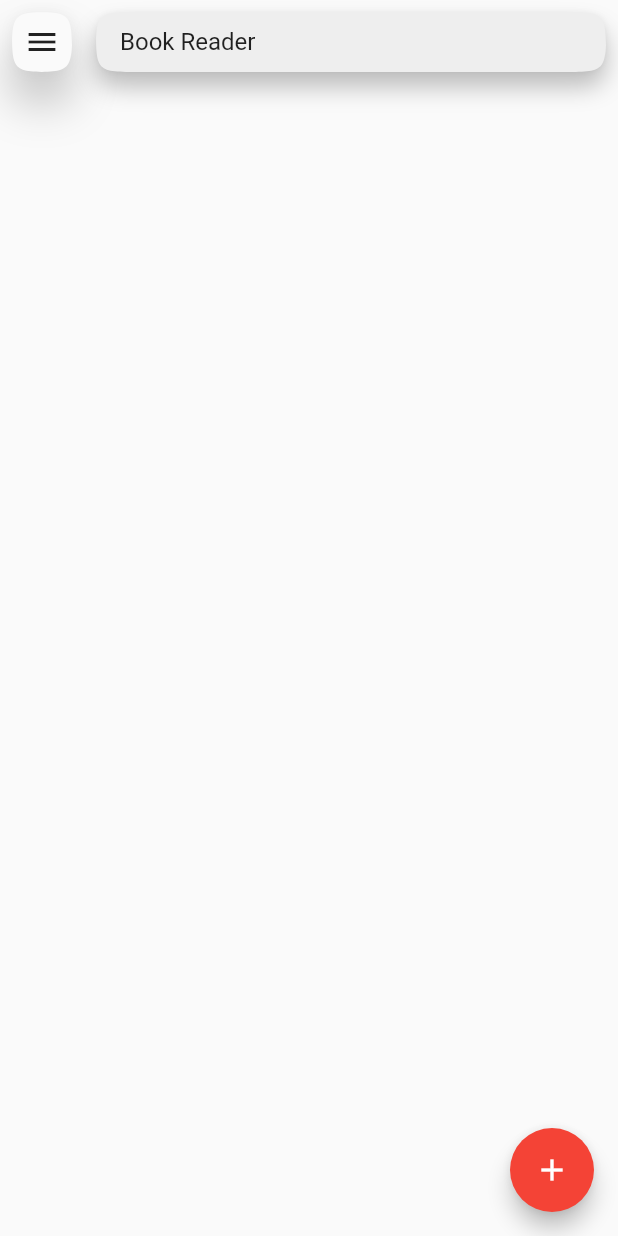
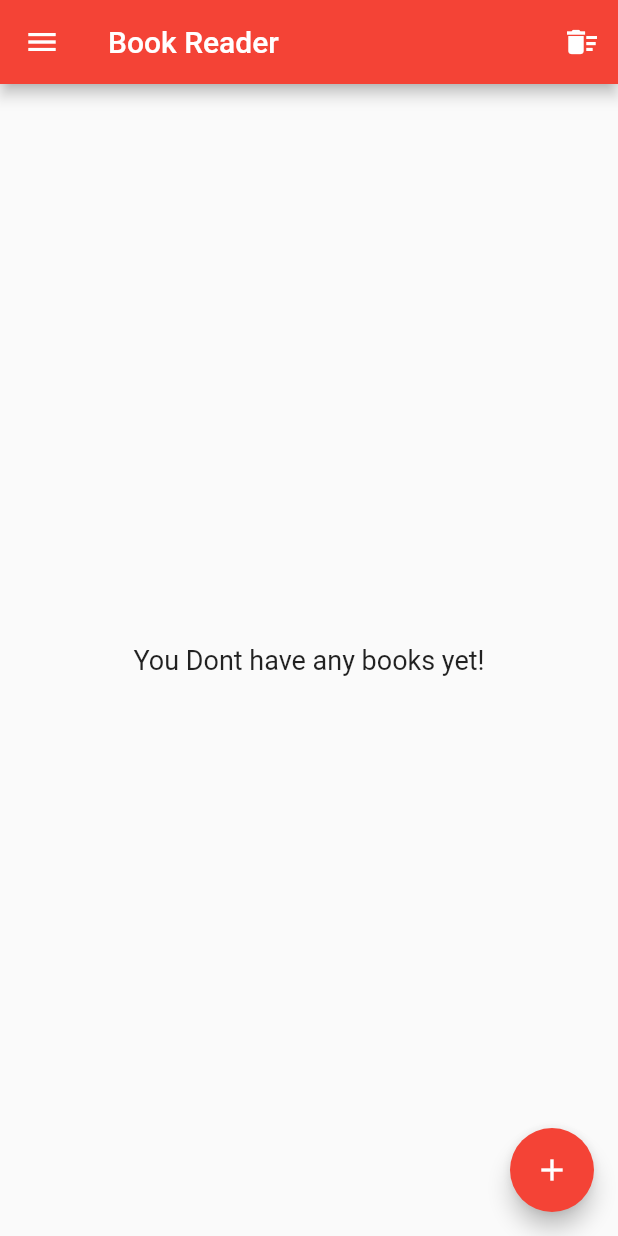
Before and after one commit to bar4488/BookTracker, a Flutter app: the screen it shows after launch, on a phone screen of 412 x 824 dp. Run offline on Flutter 3.47's test engine with Material 2 defaults, Android fonts, the phone set to English and light mode, and no system bars; our stand-ins replace image_picker, sqflite; accounts and stored records are empty.

Commit message:
different delete animation, changed app bar

```diff
--- a/lib/main.dart
+++ b/lib/main.dart
@@ -1,6 +1,5 @@
 import 'book_item.dart';
 import 'package:book_tracker/add_book_page.dart';
-import 'package:book_tracker/widgets/main_app_bar.dart';
 import 'package:book_tracker/books_bloc.dart';
 import 'models/book.dart';
 import 'package:flutter/material.dart';
@@ -44,16 +43,33 @@ class _MyHomePageState extends State<MyHomePage> {
     final bloc = Provider.of<BooksBloc>(context);
     EdgeInsets padding = MediaQuery.of(context).padding;
     return WillPopScope(
-      onWillPop: (){
-        if(currentlyDeleting){
+      onWillPop: () {
+        if (currentlyDeleting) {
           setState(() {
             currentlyDeleting = false;
           });
-          return Future<bool>(()=>false);
+          return Future<bool>(() => false);
         }
-        return Future<bool>(()=>true);
+        return Future<bool>(() => true);
       },
-          child: Scaffold(
+      child: Scaffold(
+        appBar: AppBar(
+          title: Text("Book Reader"),
+          actions: <Widget>[
+            IconButton(
+              icon: Icon(currentlyDeleting ? Icons.close : Icons.delete_sweep),
+              onPressed: () {
+                setState(() {
+                  currentlyDeleting = !currentlyDeleting;
+                });
+              },
+            ),
+          ],
+          leading: IconButton(
+            icon: Icon(Icons.menu),
+            onPressed: () {},
+          ),
+        ),
         body: Container(
           child: Stack(
             children: <Widget>[
@@ -64,13 +80,18 @@ class _MyHomePageState extends State<MyHomePage> {
                     Widget widget;
                     if (snapshot.hasData) {
                       List<Book> books = snapshot.data;
+                      if (books.isEmpty)
+                        return Center(
+                          child: Text(
+                            "You Dont have any books yet!",
+                            style: TextStyle(fontSize: 18),
+                          ),
+                        );
                       widget = GridView.builder(
-                          padding: MediaQuery.of(context)
-                              .padding
-                              .add(EdgeInsets.only(top: 56)),
                           physics: BouncingScrollPhysics(),
-                          gridDelegate: SliverGridDelegateWithFixedCrossAxisCount(
-                              crossAxisCount: 2, childAspectRatio: 3 / 4),
+                          gridDelegate:
+                              SliverGridDelegateWithFixedCrossAxisCount(
+                                  crossAxisCount: 2, childAspectRatio: 3 / 4),
                           itemCount: books.length,
                           itemBuilder: (context, index) {
                             Widget item = BookItem(
@@ -101,6 +122,7 @@ class _MyHomePageState extends State<MyHomePage> {
                   },
                 ),
               ),
+              /*
               Positioned(
                 top: padding.top + 8,
                 left: 0,
@@ -115,6 +137,7 @@ class _MyHomePageState extends State<MyHomePage> {
                   }
                 ),
               ),
+              */
             ],
           ),
         ),
--- a/lib/widgets/main_app_bar.dart
+++ /dev/null
@@ -1,68 +0,0 @@
-import 'package:flutter/material.dart';
-
-class MainAppBar extends StatelessWidget {
-  const MainAppBar({
-    Key key,
-    this.icon,
-    this.onPress,
-  }) : super(key: key);
-
-  final IconData icon;
-  final Function() onPress;
-
-  @override
-  Widget build(BuildContext context) {
-    return Container(
-      padding: EdgeInsets.symmetric(horizontal: 8),
-      child: Row(
-        children: <Widget>[
-          Container(
-            width: 40,
-            height: 40,
-            child: Material(
-              elevation: 10,
-              shape: ContinuousRectangleBorder(
-                borderRadius: BorderRadius.circular(30),
-              ),
-              child: InkWell(
-                onTap: () {
-                  if(onPress != null)
-                    onPress();
-                },
-                child: Container(
-                  child: Icon(icon ?? Icons.menu),
-                ),
-              ),
-            ),
-          ),
-          SizedBox(
-            width: 16,
-          ),
-          Expanded(
-            child: SizedBox(
-              height: 40,
-              child: Material(
-                color: Colors.grey[200],
-                type: MaterialType.card,
-                elevation: 5,
-                shape: ContinuousRectangleBorder(
-                  borderRadius: BorderRadius.circular(30),
-                ),
-                child: Container(
-                  margin: EdgeInsets.only(left: 16),
-                  alignment: Alignment.centerLeft,
-                  child: Text(
-                    "Book Reader",
-                    style: TextStyle(fontSize: 16),
-                  ),
-                ),
-              ),
-            ),
-          ),
-        ],
-      ),
-    );
-  }
-
-  Size get preferredSize => Size.fromHeight(56);
-}
--- a/lib/widgets/press_effect.dart
+++ b/lib/widgets/press_effect.dart
@@ -91,6 +91,7 @@ class _PressEffectState extends State<PressEffect>
           onTapUp: _onTapUp,
           onLongPressStart: _onLongPressStart,
           onLongPressUp: _onTapCancel,
+          //onLongPress: widget.onLongPress,
           onLongPress: widget.onLongPress,
           onTapCancel: _onTapCancel,
           child:
```
Also changed, not shown: lib/book_item.dart (+51 -18 lines).
